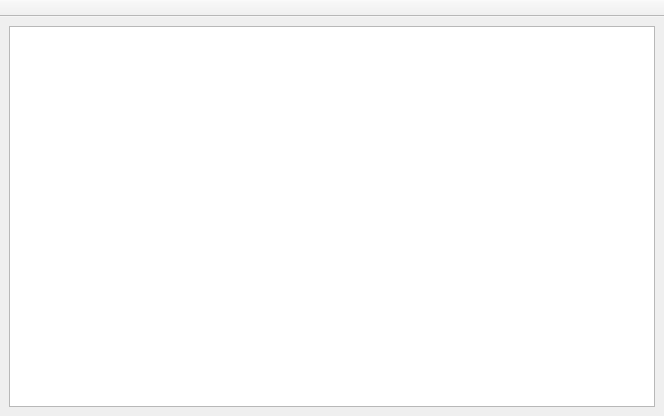
Before: the Qt Designer form othertableswindow.ui in ichigo7diavol/armp, drawn with Qt 5.
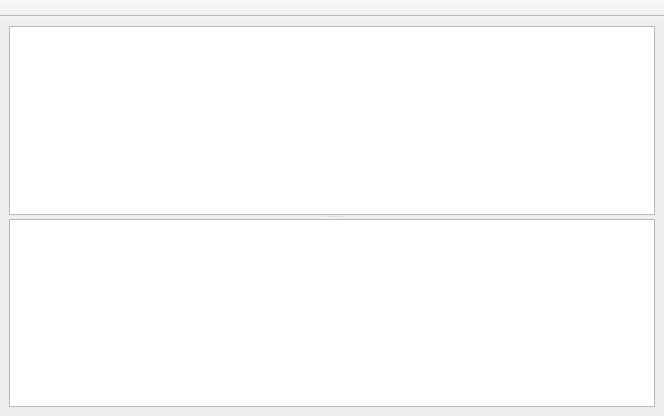
After: the same form once the commit is applied.

Diff of the .ui file:
```diff
--- a/othertableswindow.ui
+++ b/othertableswindow.ui
@@ -22,6 +22,10 @@
   <widget class="QWidget" name="centralwidget">
    <layout class="QVBoxLayout" name="verticalLayout">
     <item>
+     <widget class="QSplitter" name="splitter">
+      <property name="orientation">
+       <enum>Qt::Vertical</enum>
+      </property>
      <widget class="QTableView" name="otherTablesView">
       <property name="styleSheet">
        <string notr="true">QHeaderView::section {
@@ -35,6 +39,8 @@
       <attribute name="horizontalHeaderStretchLastSection">
        <bool>true</bool>
       </attribute>
+      </widget>
+      <widget class="QTableView" name="otherTablesSubView"/>
      </widget>
     </item>
    </layout>
```
Lines whose indentation alone changed are shown as unchanged.
